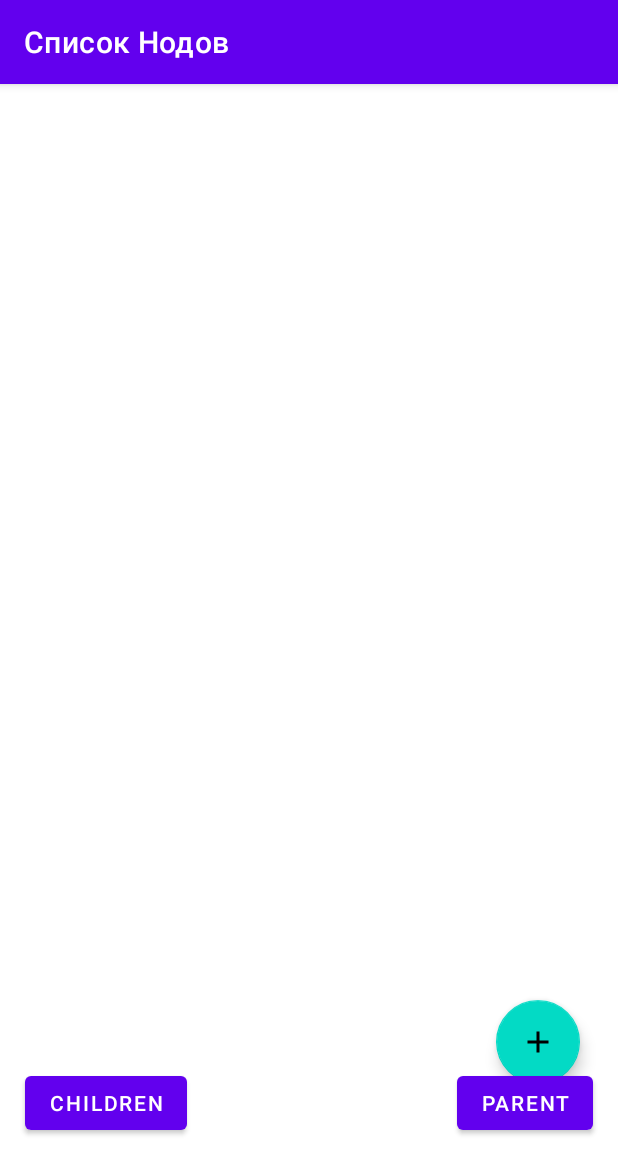
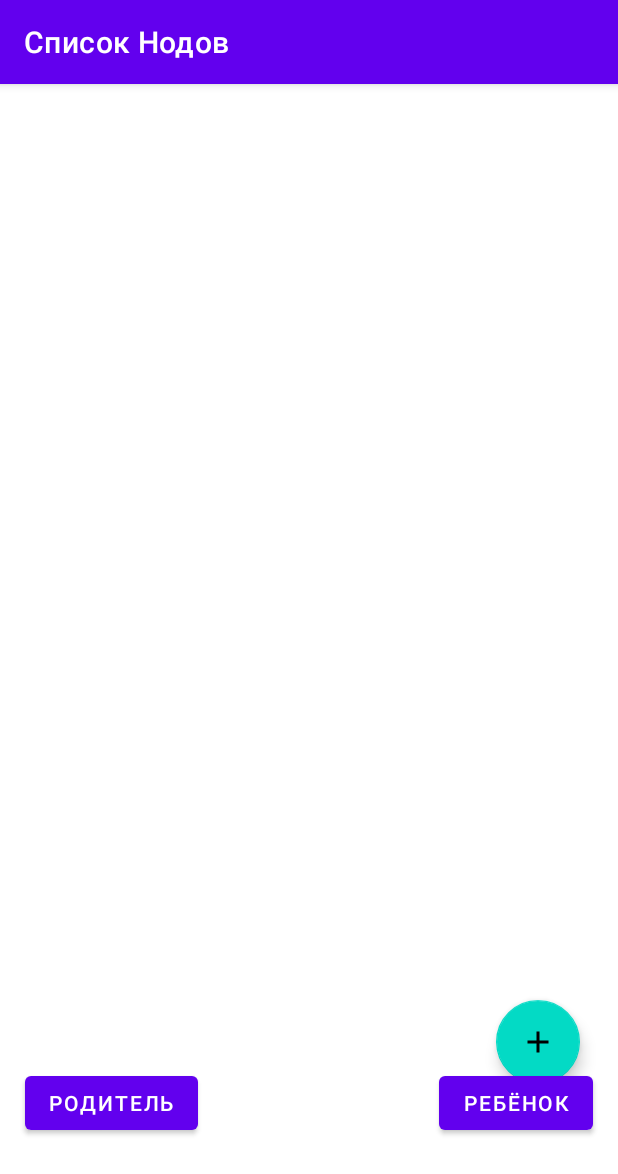
Before and after one commit to PsyByACET/mobil-dev, an Android app: the fragment RelationFragment placed in its activity, on a phone screen of 412 x 824 dp. Shown: the top 1174 px of the screen. Run offline under Robolectric (Android 15) with nearby library versions, the phone set to English and light mode, and no system bars; our stand-ins replace Room's generated code, navigation-ui; 2 statements that could not run were skipped.

Commit message:
Update fragment_relation.xml
fix buttons

```diff
--- a/app/src/main/res/layout/fragment_relation.xml
+++ b/app/src/main/res/layout/fragment_relation.xml
@@ -23,7 +23,7 @@
         android:layout_height="wrap_content"
         android:layout_marginLeft="15dp"
         android:layout_marginBottom="45dp"
-        android:text="Children"
+        android:text="Родитель"
         app:layout_constraintBottom_toBottomOf="parent"
         app:layout_constraintLeft_toLeftOf="parent" />
 
@@ -33,7 +33,7 @@
         android:layout_height="wrap_content"
         android:layout_marginRight="15dp"
         android:layout_marginBottom="45dp"
-        android:text="Parent"
+        android:text="Ребёнок"
         app:layout_constraintBottom_toBottomOf="parent"
         app:layout_constraintRight_toRightOf="parent" />
 
```
